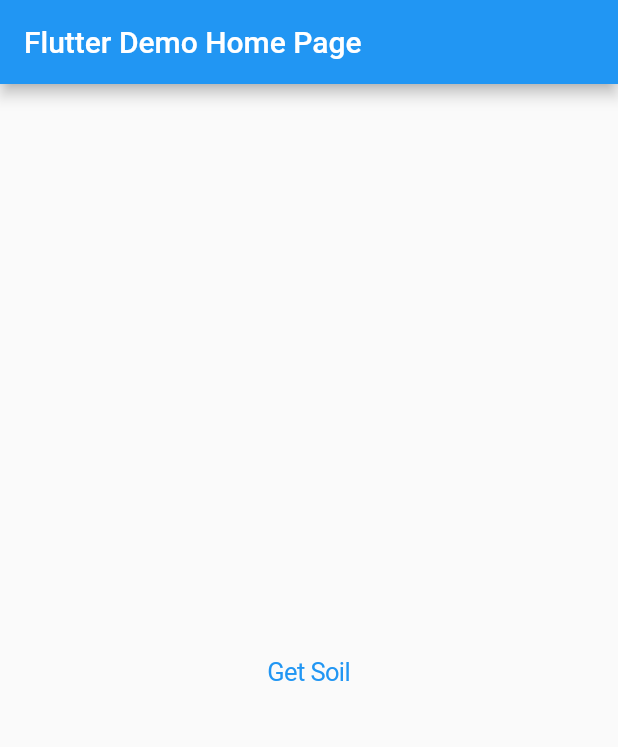
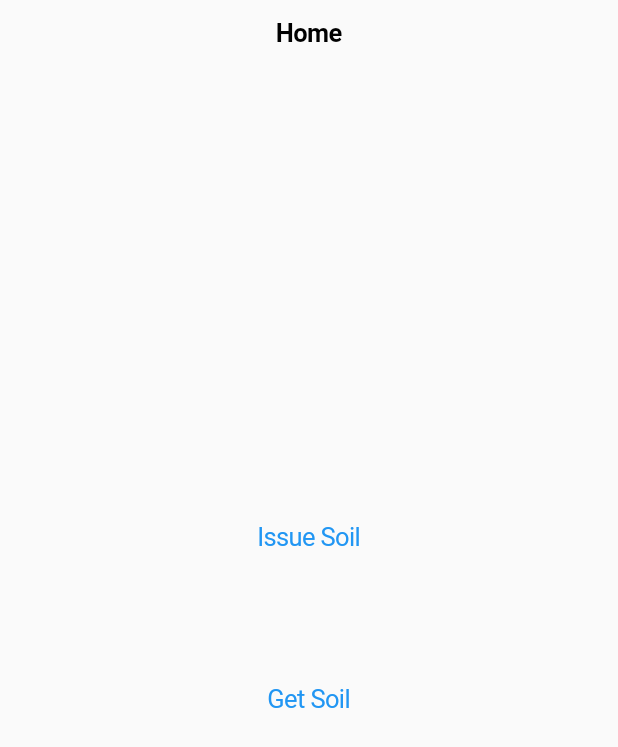
Before and after one commit to blockbyte-sbhack19/frontend, a Flutter app: the screen it shows after launch, on a phone screen of 412 x 824 dp. Shown: the top 747 px of the screen. Run offline on Flutter 3.47's test engine with Material 2 defaults, Android fonts, the phone set to English and light mode, and no system bars.

Commit message:
basic screens

```diff
--- a/blockbyte/lib/main.dart
+++ b/blockbyte/lib/main.dart
@@ -1,9 +1,9 @@
-import 'package:flutter/cupertino.dart';
 import 'package:flutter/material.dart';
-import 'helper/api.dart';
-import 'package:blockbyte/model/soil.dart';
+
+import 'package:blockbyte/screens/main_screen.dart';
 
 void main() => runApp(MyApp());
+
 class MyApp extends StatelessWidget {
   @override
   Widget build(BuildContext context) {
@@ -12,50 +12,7 @@ class MyApp extends StatelessWidget {
       theme: ThemeData(
         primarySwatch: Colors.blue,
       ),
-      home: MyHomePage(title: 'Flutter Demo Home Page'),
+      home: MainScreen(title: 'Flutter Demo Home Page'),
     );
   }
 }
-
-class MyHomePage extends StatefulWidget {
-  MyHomePage({Key key, this.title}) : super(key: key);
-
-  final String title;
-
-  @override
-  _MyHomePageState createState() => _MyHomePageState();
-}
-
-class _MyHomePageState extends State<MyHomePage> {
-  String _body = "";
-
-  @override
-  Widget build(BuildContext context) {
-    return Scaffold(
-      appBar: AppBar(
-        title: Text(widget.title),
-      ),
-      body: Center(
-        child: Column(
-          mainAxisAlignment: MainAxisAlignment.center,
-          children: <Widget>[
-            Text(
-              _body,
-            ),
-            CupertinoButton(
-              onPressed: _getSoil,
-              child: Text("Get Soil"),
-            ),
-          ],
-        ),
-      ),
-    );
-  }
-
-  void _getSoil() async {
-    List<Soil> soil = await Api().getSoil();
-    setState(() {
-      _body = soil[0].location;
-    });
-  }
-}
--- /dev/null
+++ b/blockbyte/lib/screens/main_screen.dart
@@ -0,0 +1,58 @@
+import 'package:blockbyte/screens/issue_screen.dart';
+import 'package:flutter/material.dart';
+import 'package:flutter/cupertino.dart';
+
+import 'package:blockbyte/helper/api.dart';
+import 'package:blockbyte/model/soil.dart';
+
+class MainScreen extends StatefulWidget {
+  MainScreen({Key key, this.title}) : super(key: key);
+
+  final String title;
+
+  @override
+  MainScreenState createState() => MainScreenState();
+}
+
+class MainScreenState extends State<MainScreen> {
+  String _body = "";
+
+  @override
+  Widget build(BuildContext context) {
+    return CupertinoPageScaffold(
+      navigationBar: CupertinoNavigationBar(
+        middle: Text("Home"),
+      ),
+      child: Center(
+        child: Column(
+          mainAxisAlignment: MainAxisAlignment.center,
+          children: <Widget>[
+            CupertinoButton(
+              child: Text("Issue Soil"),
+              onPressed: () {
+                Navigator.push(
+                  context,
+                  CupertinoPageRoute(builder: (context) => IssueScreen()),
+                );
+              },
+            ),
+            Text(
+              _body,
+            ),
+            CupertinoButton(
+              onPressed: _getSoil,
+              child: Text("Get Soil"),
+            ),
+          ],
+        ),
+      ),
+    );
+  }
+
+  void _getSoil() async {
+    List<Soil> soil = await Api().getSoil();
+    setState(() {
+      _body = soil[0].location;
+    });
+  }
+}
```
Also changed, not shown: blockbyte/lib/screens/issue_screen.dart (added, +36 -0 lines).
